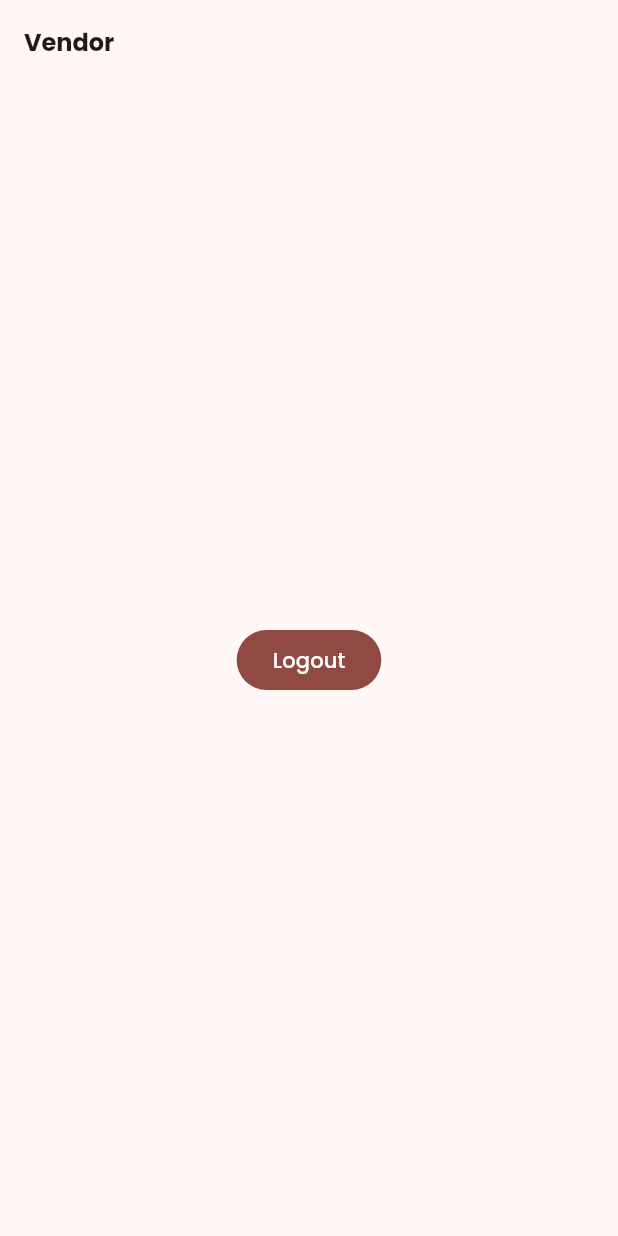
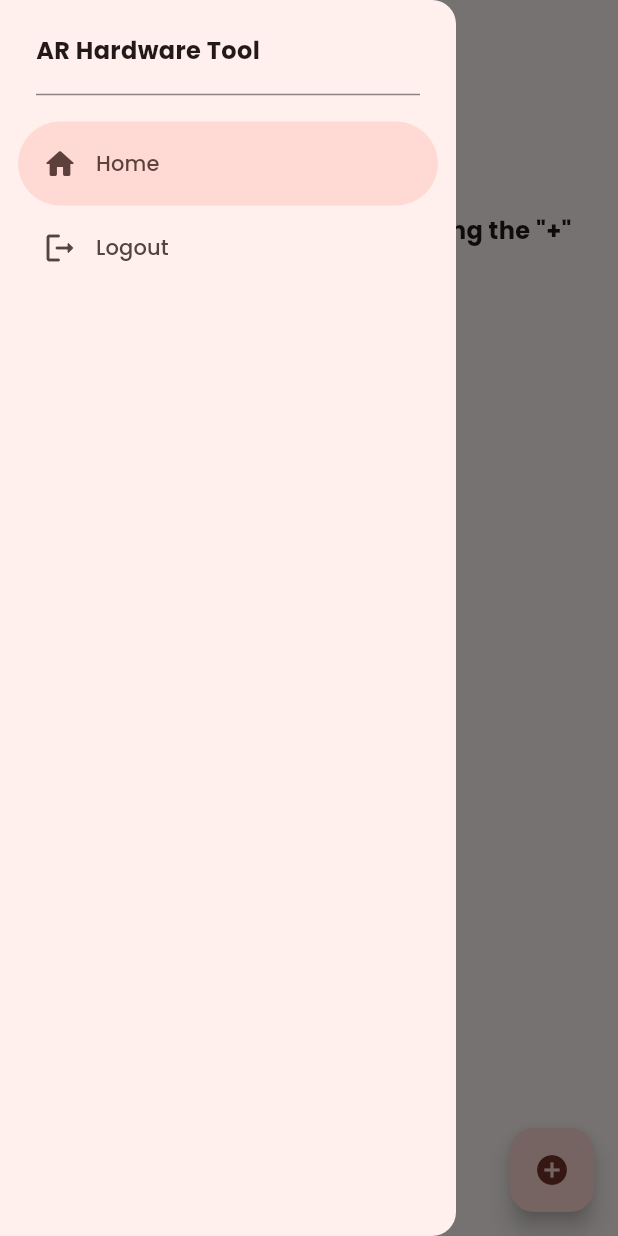
Before and after one commit to technicalwajahat/ar_hardware, a Flutter app: the screen it shows once a user with an empty profile is signed in, with the side drawer open (before the commit the screen has no drawer), on a phone screen of 412 x 824 dp. Run offline on Flutter 3.47's test engine with Material 3 defaults, Android fonts, the phone set to English and light mode, and no system bars; drawn by our look-alikes of auto_size_text; our stand-ins replace cloud_firestore, firebase_auth, firebase_core, firebase_storage, get, image_picker and 1 more; accounts and stored records are empty.

Commit message:
product feature

```diff
--- /dev/null
+++ b/lib/models/product_model.dart
@@ -0,0 +1,43 @@
+import 'package:cloud_firestore/cloud_firestore.dart';
+
+class ProductModel {
+  String? id;
+  final String? productName;
+  final String? productPrice;
+  final String? productMaterial;
+  final String? productShipped;
+  late final String? productImage;
+
+  ProductModel({
+    this.id,
+    required this.productName,
+    required this.productPrice,
+    required this.productMaterial,
+    required this.productShipped,
+    required this.productImage,
+  });
+
+  factory ProductModel.fromSnapshot(
+      DocumentSnapshot<Map<String, dynamic>> document) {
+    final data = document.data()!;
+    return ProductModel(
+      id: document.id,
+      productName: data['productName'] ?? '',
+      productPrice: data['productPrice'] ?? '',
+      productMaterial: data['productMaterial'] ?? '',
+      productShipped: data['productShipped'] ?? '',
+      productImage: data['productImage'] ?? '',
+    );
+  }
+
+  Map<String, dynamic> toJson() {
+    final Map<String, dynamic> data = <String, dynamic>{};
+    data['id'] = id;
+    data['productName'] = productName;
+    data['productPrice'] = productPrice;
+    data['productMaterial'] = productMaterial;
+    data['productShipped'] = productShipped;
+    data['productImage'] = productImage;
+    return data;
+  }
+}
--- /dev/null
+++ b/lib/repository/product_repository.dart
@@ -0,0 +1,38 @@
+import 'dart:io';
+
+import 'package:ar_hardware/models/product_model.dart';
+import 'package:cloud_firestore/cloud_firestore.dart';
+import 'package:firebase_storage/firebase_storage.dart';
+import 'package:flutter/cupertino.dart';
+import 'package:get/get.dart';
+
+import '../utils/utils.dart';
+
+class ProductRepository extends GetxController {
+  static ProductRepository get instance => Get.find();
+  final _db = FirebaseFirestore.instance;
+
+  Future<String> uploadProduct(String path, File image) async {
+    final filename = image.path.split('/').last;
+    final ref = FirebaseStorage.instance.ref(path).child(filename);
+    await ref.putFile(File(image.path));
+    final url = await ref.getDownloadURL();
+    return url;
+  }
+
+  addProduct(ProductModel productModel, BuildContext context) {
+    _db.collection("products").add(productModel.toJson()).then((_) {
+      Utils.snackBar("Product Added Successfully!.", context);
+      Get.back();
+    });
+  }
+
+  Future<List<ProductModel>> getAllProducts(String userId) async {
+    final querySnapshot =
+        await _db.collection("products").where("id", isEqualTo: userId).get();
+
+    final receiptData =
+        querySnapshot.docs.map((e) => ProductModel.fromSnapshot(e)).toList();
+    return receiptData;
+  }
+}
--- a/lib/repository/user_repository.dart
+++ b/lib/repository/user_repository.dart
@@ -1,5 +1,4 @@
 import 'package:cloud_firestore/cloud_firestore.dart';
-import 'package:flutter/cupertino.dart';
 import 'package:get/get.dart';
 
 import '../models/user_model.dart';
@@ -10,7 +9,7 @@ class UserRepository extends GetxController {
   final _db = FirebaseFirestore.instance;
 
   // Create User
-  createUser(UserModel userModel, BuildContext context) {
+  createUser(UserModel userModel) {
     _db.collection("users").add(userModel.toJson());
   }
 
@@ -24,7 +23,7 @@ class UserRepository extends GetxController {
   }
 
   // Dashboard Navigation
-  void navigationDashboard(String uid) async {
+  void navigationDashboard(String? uid) async {
     final snapshot =
         await _db.collection("users").where('id', isEqualTo: uid).get();
     final userData = snapshot.docs.map((e) => UserModel.fromSnapshot(e)).single;
--- a/lib/routes/approutes.dart
+++ b/lib/routes/approutes.dart
@@ -1,4 +1,5 @@
 import 'package:ar_hardware/views/user/user_dashboard.dart';
+import 'package:ar_hardware/views/vendor/addProduct.dart';
 import 'package:ar_hardware/views/vendor/vendor_dashboard.dart';
 import 'package:get/get.dart';
 
@@ -32,4 +33,8 @@ appRoutes() => [
         name: '/loading',
         page: () => const LoadingScreen(),
       ),
+      GetPage(
+        name: '/addProduct',
+        page: () => const AddProductScreen(),
+      ),
     ];
--- /dev/null
+++ b/lib/viewModel/product_viewmodel.dart
@@ -0,0 +1,33 @@
+import 'dart:async';
+import 'dart:io';
+
+import 'package:ar_hardware/models/product_model.dart';
+import 'package:ar_hardware/repository/auth_repository.dart';
+import 'package:ar_hardware/repository/product_repository.dart';
+import 'package:flutter/material.dart';
+import 'package:get/get.dart';
+
+class ProductViewModel extends GetxController {
+  static ProductViewModel get instance => Get.find();
+
+  final ProductRepository _productRepo = Get.put(ProductRepository());
+  final AuthRepository _authRepo = Get.put(AuthRepository());
+
+  final productName = TextEditingController();
+  final productPrice = TextEditingController();
+  final productMaterial = TextEditingController();
+  final productShipped = TextEditingController(text: "Ships all over Pakistan");
+
+  Future<String> uploadProduct(File imageFile) async {
+    return await _productRepo.uploadProduct("products/", imageFile);
+  }
+
+  addProduct(ProductModel productModel, BuildContext context) async {
+    await _productRepo.addProduct(productModel, context);
+  }
+
+  Future<List<ProductModel>> fetchProducts() async {
+    var userId = _authRepo.firebaseUser.value!.uid;
+    return await _productRepo.getAllProducts(userId);
+  }
+}
--- /dev/null
+++ b/lib/viewModel/vendor_dashboard_viewmodel.dart
@@ -0,0 +1,15 @@
+import 'package:ar_hardware/repository/auth_repository.dart';
+import 'package:get/get.dart';
+
+class VendorDashboardViewModel extends GetxController {
+  var screenIndex = 0.obs;
+  final _authRepo = Get.put(AuthRepository());
+
+  void handleScreenChanged(int selectedScreen) {
+    if (selectedScreen == 0) {
+      Get.back();
+    } else {
+      _authRepo.logout();
+    }
+  }
+}
--- a/lib/views/vendor/vendor_dashboard.dart
+++ b/lib/views/vendor/vendor_dashboard.dart
@@ -1,6 +1,18 @@
+import 'package:ar_hardware/models/product_model.dart';
+import 'package:ar_hardware/viewModel/product_viewmodel.dart';
+import 'package:ar_hardware/viewModel/vendor_dashboard_viewmodel.dart';
+import 'package:auto_size_text/auto_size_text.dart';
 import 'package:flutter/material.dart';
+import 'package:get/get.dart';
 
-import '../../repository/auth_repository.dart';
+import '../../widgets/product_cards.dart';
+
+class DrawerData {
+  const DrawerData(this.label, this.selectedIcon);
+
+  final String label;
+  final Widget selectedIcon;
+}
 
 class VendorDashboard extends StatefulWidget {
   const VendorDashboard({super.key});
@@ -10,24 +22,117 @@ class VendorDashboard extends StatefulWidget {
 }
 
 class _VendorDashboardState extends State<VendorDashboard> {
+  final _productViewModel = Get.put(ProductViewModel());
+  final _dashboardViewModel = Get.put(VendorDashboardViewModel());
+
+  static List<DrawerData> destinations = <DrawerData>[
+    const DrawerData('Home', Icon(Icons.home_rounded)),
+    const DrawerData('Logout', Icon(Icons.logout_rounded))
+  ];
+
   @override
   Widget build(BuildContext context) {
     return Scaffold(
       appBar: AppBar(
+        centerTitle: true,
         title: const Text(
           "Vendor",
           style: TextStyle(fontWeight: FontWeight.w700, fontSize: 16),
         ),
       ),
-      body: SafeArea(
-        child: Center(
-          child: FilledButton(
-            onPressed: () {
-              AuthRepository.instance.logout();
-            },
-            child: const Text("Logout"),
+      body: SingleChildScrollView(
+        child: Padding(
+          padding: const EdgeInsets.symmetric(vertical: 12, horizontal: 28),
+          child: Column(
+            mainAxisAlignment: MainAxisAlignment.center,
+            crossAxisAlignment: CrossAxisAlignment.start,
+            children: [
+              const AutoSizeText(
+                "Products",
+                style: TextStyle(fontSize: 22, fontWeight: FontWeight.w700),
+              ),
+              SizedBox(
+                height: Get.height * 0.005,
+              ),
+              const AutoSizeText(
+                "AR Hardware Tools",
+                style: TextStyle(fontSize: 16, fontWeight: FontWeight.w500),
+              ),
+              SizedBox(
+                height: Get.height * 0.02,
+              ),
+              FutureBuilder(
+                future: _productViewModel.fetchProducts(),
+                builder: (context, snapshot) {
+                  if (snapshot.connectionState == ConnectionState.done) {
+                    List<ProductModel> products = snapshot.data!;
+                    if (snapshot.hasData) {
+                      if (products.isNotEmpty) {
+                        return ListView.builder(
+                          shrinkWrap: true,
+                          itemCount: products.length,
+                          itemBuilder: (context, index) =>
+                              ProductCard(product: products[index]),
+                        );
+                      } else {
+                        return const Center(
+                          child: AutoSizeText(
+                            textAlign: TextAlign.center,
+                            'No product found. Add some using the "+" button!',
+                            style: TextStyle(
+                                fontWeight: FontWeight.w700, fontSize: 16),
+                          ),
+                        );
+                      }
+                    } else {
+                      return Center(
+                        child: AutoSizeText(
+                            "Error fetching receipts: ${snapshot.error}"),
+                      );
+                    }
+                  } else {
+                    return const Center(child: CircularProgressIndicator());
+                  }
+                },
+              ),
+            ],
           ),
         ),
+      ),
+      floatingActionButton: FloatingActionButton(
+        tooltip: "Add Product",
+        onPressed: () {
+          Get.toNamed('/addProduct');
+        },
+        child: const Icon(Icons.add_circle_outlined),
+      ),
+      drawer: NavigationDrawer(
+        onDestinationSelected: _dashboardViewModel.handleScreenChanged,
+        selectedIndex: _dashboardViewModel.screenIndex.value,
+        children: <Widget>[
+          const Padding(
+            padding: EdgeInsets.fromLTRB(24, 22, 16, 5),
+            child: AutoSizeText(
+              'AR Hardware Tool',
+              style: TextStyle(fontWeight: FontWeight.w700, fontSize: 16),
+            ),
+          ),
+          const Padding(
+            padding: EdgeInsets.fromLTRB(24, 5, 24, 10),
+            child: Divider(
+              color: Colors.black45,
+            ),
+          ),
+          ...destinations.map(
+            (DrawerData destination) {
+              return NavigationDrawerDestination(
+                label: AutoSizeText(destination.label),
+                icon: destination.selectedIcon,
+                selectedIcon: destination.selectedIcon,
+              );
+            },
+          ),
+        ],
       ),
     );
   }
```
Also changed, not shown: lib/viewModel/auth_viewmodel.dart (+1 -14 lines), lib/views/vendor/addProduct.dart (added, +152 -0 lines), lib/widgets/product_cards.dart (added, +70 -0 lines), lib/widgets/product_fields.dart (added, +60 -0 lines), pubspec.yaml (+6 -5 lines), pubspec.lock.
